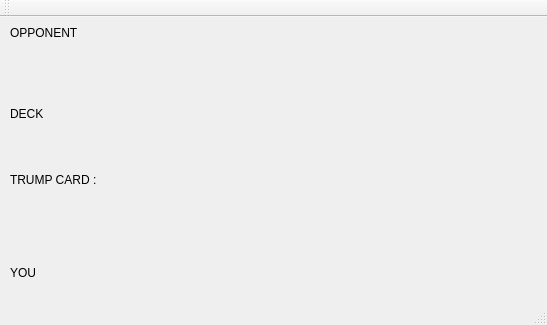
The window that mainwindow.ui (NickinAction/Durak) describes before a commit, drawn with Qt 5.
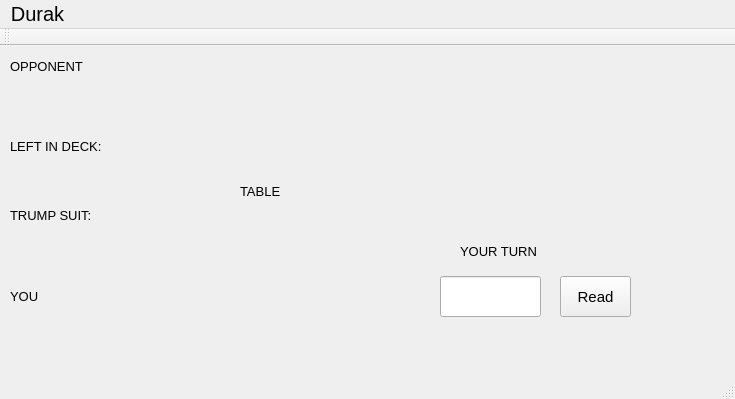
The same window after the commit.

Commit message: Cards can be put on to the table

What changed in the file:
```diff
--- a/mainwindow.ui
+++ b/mainwindow.ui
@@ -6,10 +6,15 @@
    <rect>
     <x>0</x>
     <y>0</y>
-    <width>547</width>
-    <height>325</height>
+    <width>735</width>
+    <height>399</height>
    </rect>
   </property>
+  <property name="font">
+   <font>
+    <pointsize>15</pointsize>
+   </font>
+  </property>
   <property name="windowTitle">
    <string>MainWindow</string>
   </property>
@@ -18,11 +23,16 @@
     <property name="geometry">
      <rect>
       <x>10</x>
-      <y>240</y>
-      <width>531</width>
-      <height>31</height>
+      <y>230</y>
+      <width>421</width>
+      <height>41</height>
      </rect>
     </property>
+    <property name="font">
+     <font>
+      <pointsize>10</pointsize>
+     </font>
+    </property>
     <property name="text">
      <string>YOU</string>
     </property>
@@ -33,9 +43,17 @@
       <x>10</x>
       <y>0</y>
       <width>531</width>
-      <height>31</height>
+      <height>41</height>
      </rect>
     </property>
+    <property name="font">
+     <font>
+      <pointsize>10</pointsize>
+     </font>
+    </property>
+    <property name="cursor">
+     <cursorShape>ForbiddenCursor</cursorShape>
+    </property>
     <property name="text">
      <string>OPPONENT</string>
     </property>
@@ -44,13 +62,89 @@
     <property name="geometry">
      <rect>
       <x>10</x>
-      <y>30</y>
-      <width>111</width>
-      <height>201</height>
+      <y>50</y>
+      <width>191</width>
+      <height>171</height>
      </rect>
     </property>
+    <property name="font">
+     <font>
+      <pointsize>10</pointsize>
+     </font>
+    </property>
     <property name="text">
-     <string>&lt;html&gt;&lt;head/&gt;&lt;body&gt;&lt;p&gt;DECK &lt;/p&gt;&lt;p&gt;&lt;br/&gt;&lt;/p&gt;&lt;p&gt;TRUMP CARD : &lt;/p&gt;&lt;/body&gt;&lt;/html&gt;</string>
+     <string>&lt;html&gt;&lt;head/&gt;&lt;body&gt;&lt;p&gt;LEFT IN DECK: &lt;/p&gt;&lt;p&gt;&lt;br/&gt;&lt;/p&gt;&lt;p&gt;TRUMP SUIT: &lt;/p&gt;&lt;/body&gt;&lt;/html&gt;</string>
+    </property>
+   </widget>
+   <widget class="QLabel" name="label_2">
+    <property name="geometry">
+     <rect>
+      <x>460</x>
+      <y>170</y>
+      <width>181</width>
+      <height>71</height>
+     </rect>
+    </property>
+    <property name="font">
+     <font>
+      <pointsize>10</pointsize>
+      <weight>50</weight>
+      <italic>false</italic>
+      <bold>false</bold>
+      <strikeout>false</strikeout>
+     </font>
+    </property>
+    <property name="cursor">
+     <cursorShape>ArrowCursor</cursorShape>
+    </property>
+    <property name="text">
+     <string>YOUR TURN</string>
+    </property>
+   </widget>
+   <widget class="QLineEdit" name="cardInput">
+    <property name="geometry">
+     <rect>
+      <x>440</x>
+      <y>230</y>
+      <width>101</width>
+      <height>41</height>
+     </rect>
+    </property>
+   </widget>
+   <widget class="QPushButton" name="readInput">
+    <property name="geometry">
+     <rect>
+      <x>560</x>
+      <y>230</y>
+      <width>71</width>
+      <height>41</height>
+     </rect>
+    </property>
+    <property name="font">
+     <font>
+      <pointsize>11</pointsize>
+     </font>
+    </property>
+    <property name="text">
+     <string>Read</string>
+    </property>
+   </widget>
+   <widget class="QLabel" name="TABLE">
+    <property name="geometry">
+     <rect>
+      <x>240</x>
+      <y>120</y>
+      <width>401</width>
+      <height>51</height>
+     </rect>
+    </property>
+    <property name="font">
+     <font>
+      <pointsize>10</pointsize>
+     </font>
+    </property>
+    <property name="text">
+     <string>TABLE</string>
     </property>
    </widget>
   </widget>
@@ -59,10 +153,17 @@
     <rect>
      <x>0</x>
      <y>0</y>
-     <width>547</width>
+     <width>735</width>
      <height>17</height>
     </rect>
    </property>
+   <widget class="QMenu" name="menuDurak">
+    <property name="title">
+     <string>Durak</string>
+    </property>
+    <addaction name="separator"/>
+   </widget>
+   <addaction name="menuDurak"/>
   </widget>
   <widget class="QToolBar" name="mainToolBar">
    <attribute name="toolBarArea">
```
The commit also changes 2 other files.
